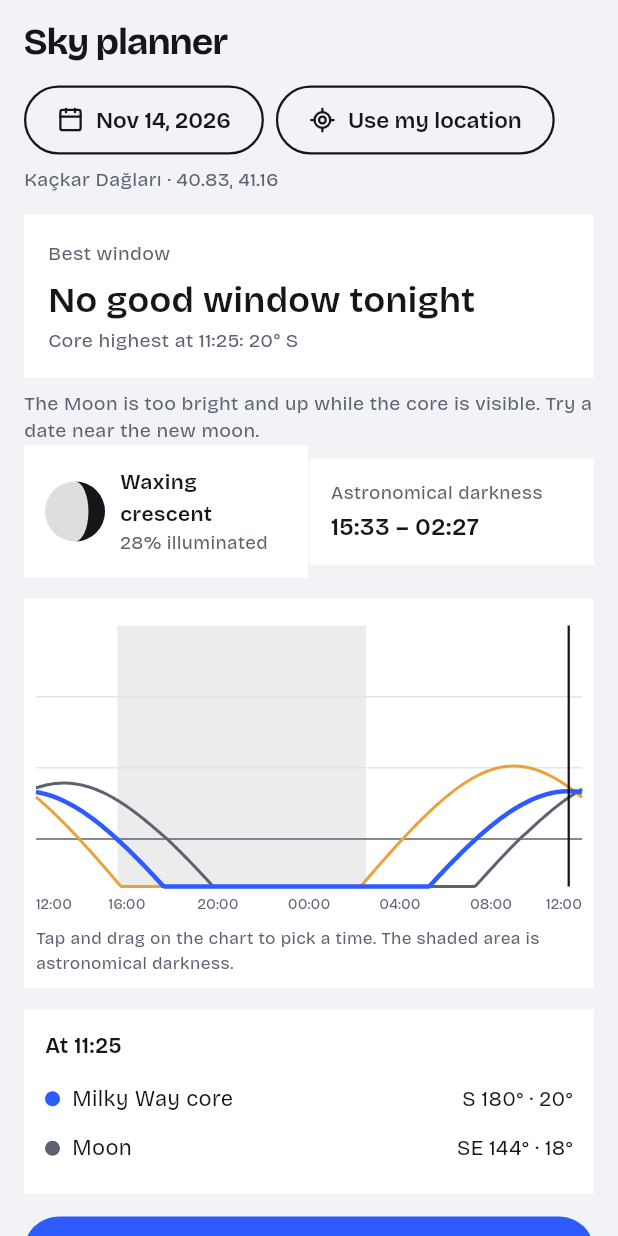
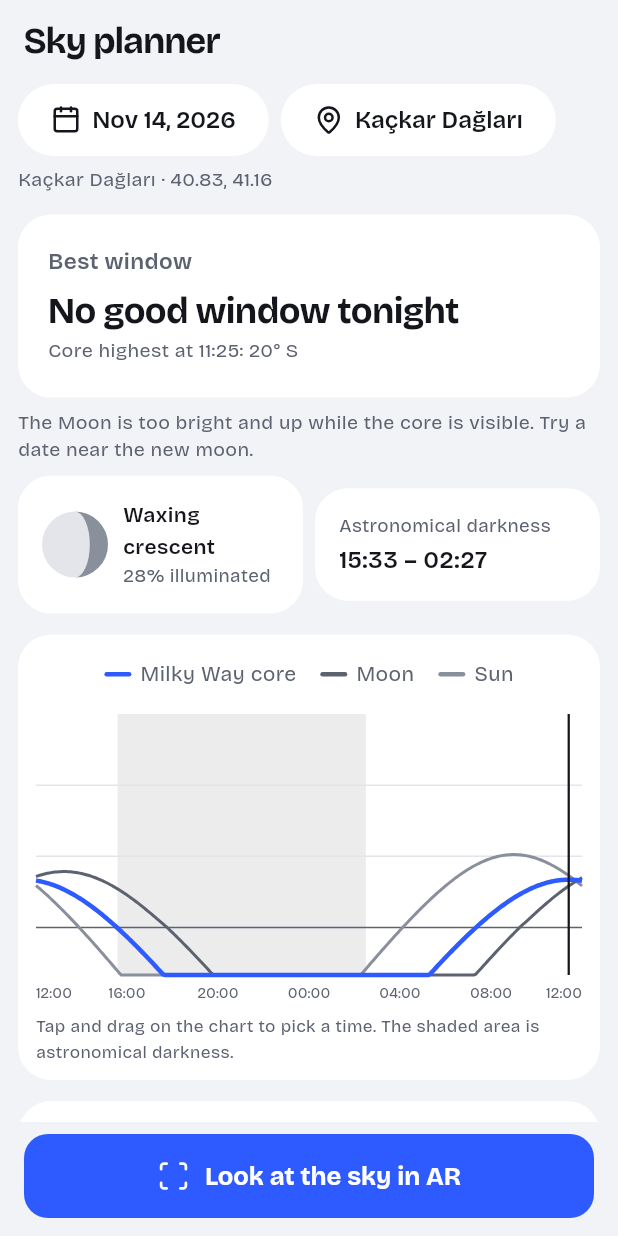
Before and after one commit to mbektas7/photomunity, a Flutter app: the PlannerScreen screen opened by its route, on a phone screen of 412 x 824 dp. Run offline on Flutter 3.47's test engine with Material 3 defaults, Android fonts, the phone set to English and light mode, and no system bars; our stand-ins replace cached_network_image, camera, dio, firebase_core, firebase_messaging, flutter_map and 11 more; missing offline and left inert: purchases_flutter; accounts and stored records are empty; network calls fail.

Commit message:
Mobil: gökyüzü planlayıcı (mobil-09) — tarih/yer hapları, accent en iyi pencere kartı, ay/karanlık kartları, açıklamalı grafik kartı, alt AR düğmesi
Co-Authored-By: Claude Opus 5.5 <noreply@anthropic.com>

```diff
--- a/fotografya-mobile/lib/screens/planner_screen.dart
+++ b/fotografya-mobile/lib/screens/planner_screen.dart
@@ -11,6 +11,7 @@ import '../core/astro.dart';
 import '../core/l10n.dart';
 import '../core/theme.dart';
 import '../state/providers.dart';
+import '../widgets/design.dart';
 
 class PlannerScreen extends ConsumerStatefulWidget {
   const PlannerScreen({super.key});
@@ -89,17 +90,35 @@ class _PlannerScreenState extends ConsumerState<PlannerScreen> {
     final moon = moonPosition(at.millisecondsSinceEpoch, _lat!, _lng!);
 
     return Scaffold(
-      appBar: AppBar(title: Text(t('planner.title'))),
+      appBar: AppBar(
+        title: Text(t('planner.title'), style: font(24, weight: 700, spacing: -0.7, color: p.ink)),
+      ),
+      bottomNavigationBar: SafeArea(
+        minimum: const EdgeInsets.fromLTRB(16, 8, 16, 12),
+        child: LargeButton(
+          label: t('planner.open_ar'),
+          icon: LucideIcons.scan,
+          onPressed: () => context.push(
+            '/planner/ar?lat=$_lat&lng=$_lng&date=${_date.millisecondsSinceEpoch}',
+          ),
+        ),
+      ),
       body: ListView(
-        padding: const EdgeInsets.fromLTRB(16, 0, 16, 40),
+        padding: const EdgeInsets.fromLTRB(12, 0, 12, 32),
         children: [
           Wrap(
             spacing: 8,
             runSpacing: 8,
             crossAxisAlignment: WrapCrossAlignment.center,
             children: [
-              OutlinedButton.icon(
-                icon: const Icon(LucideIcons.calendar, size: 18),
+              FilledButton.icon(
+                style: FilledButton.styleFrom(
+                  backgroundColor: p.surface,
+                  foregroundColor: p.ink,
+                  minimumSize: const Size(0, 48),
+                  textStyle: font(16, weight: 600),
+                ),
+                icon: const Icon(LucideIcons.calendar, size: 20),
                 label: Text(DateFormat.yMMMd(locale).format(_date)),
                 onPressed: () async {
                   final d = await showDatePicker(
@@ -114,9 +133,15 @@ class _PlannerScreenState extends ConsumerState<PlannerScreen> {
                   });
                 },
               ),
-              OutlinedButton.icon(
-                icon: const Icon(LucideIcons.locateFixed, size: 18),
-                label: Text(t('planner.use_location')),
+              FilledButton.icon(
+                style: FilledButton.styleFrom(
+                  backgroundColor: p.surface,
+                  foregroundColor: p.ink,
+                  minimumSize: const Size(0, 48),
+                  textStyle: font(16, weight: 600),
+                ),
+                icon: const Icon(LucideIcons.mapPin, size: 20),
+                label: Text(_label.isNotEmpty ? _label : t('planner.use_location')),
                 onPressed: _locate,
               ),
             ],
@@ -128,17 +153,21 @@ class _PlannerScreenState extends ConsumerState<PlannerScreen> {
           ),
           const SizedBox(height: 14),
           Container(
-            color: best != null ? p.ink : p.surface,
-            padding: const EdgeInsets.all(16),
+            padding: const EdgeInsets.fromLTRB(20, 20, 20, 22),
+            decoration: BoxDecoration(
+              color: best != null ? p.accent : p.surface,
+              borderRadius: BorderRadius.circular(Radii.card),
+            ),
             child: Column(
               crossAxisAlignment: CrossAxisAlignment.start,
               children: [
                 Text(
                   t('planner.best_window'),
                   style: font(
-                    13,
+                    15,
+                    weight: 600,
                     color: best != null
-                        ? p.surface.withValues(alpha: 0.7)
+                        ? p.accentInk.withValues(alpha: 0.85)
                         : p.inkMuted,
                   ),
                 ),
@@ -148,9 +177,11 @@ class _PlannerScreenState extends ConsumerState<PlannerScreen> {
                       ? '${tm(best.start)} – ${tm(best.end)}'
                       : t('planner.no_window'),
                   style: font(
-                    24,
-                    weight: 600,
-                    color: best != null ? p.surface : p.ink,
+                    best != null ? 40 : 24,
+                    weight: 700,
+                    spacing: best != null ? -1.4 : -0.4,
+                    color: best != null ? p.accentInk : p.ink,
+                    tabular: true,
                   ),
                 ),
                 if (plan.coreTransit != null)
@@ -163,7 +194,7 @@ class _PlannerScreenState extends ConsumerState<PlannerScreen> {
                     style: font(
                       13,
                       color: best != null
-                          ? p.surface.withValues(alpha: 0.7)
+                          ? p.accentInk.withValues(alpha: 0.85)
                           : p.inkMuted,
                     ),
                   ),
@@ -182,21 +213,22 @@ class _PlannerScreenState extends ConsumerState<PlannerScreen> {
                 style: font(13, height: 1.4, color: p.inkMuted),
               ),
             ),
-          const SizedBox(height: 1),
+          const SizedBox(height: Space.s2),
           Row(
             children: [
               Expanded(
                 child: Container(
-                  color: p.surface,
-                  padding: const EdgeInsets.all(14),
+                  padding: const EdgeInsets.all(Space.s4),
+                  decoration: BoxDecoration(color: p.surface, borderRadius: BorderRadius.circular(Radii.card)),
                   child: Row(
                     children: [
                       CustomPaint(
-                        size: const Size(40, 40),
+                        size: const Size(44, 44),
                         painter: _MoonPainter(
                           plan.phase,
                           plan.illumination,
-                          p.ink,
+                          p.inkSubtle,
+                          p.line,
                         ),
                       ),
                       const SizedBox(width: 10),
@@ -221,11 +253,11 @@ class _PlannerScreenState extends ConsumerState<PlannerScreen> {
                   ),
                 ),
               ),
-              const SizedBox(width: 1),
+              const SizedBox(width: Space.s2),
               Expanded(
                 child: Container(
-                  color: p.surface,
-                  padding: const EdgeInsets.all(14),
+                  padding: const EdgeInsets.all(Space.s4),
+                  decoration: BoxDecoration(color: p.surface, borderRadius: BorderRadius.circular(Radii.card)),
                   child: Column(
                     crossAxisAlignment: CrossAxisAlignment.start,
                     children: [
@@ -248,10 +280,31 @@ class _PlannerScreenState extends ConsumerState<PlannerScreen> {
           ),
           const SizedBox(height: 14),
           Container(
-            color: p.surface,
-            padding: const EdgeInsets.fromLTRB(8, 12, 8, 8),
+            padding: const EdgeInsets.fromLTRB(12, 16, 12, 10),
+            decoration: BoxDecoration(color: p.surface, borderRadius: BorderRadius.circular(Radii.card)),
             child: Column(
               children: [
+                Padding(
+                  padding: const EdgeInsets.fromLTRB(4, 0, 4, 10),
+                  child: Wrap(
+                    spacing: 16,
+                    children: [
+                      for (final (name, color) in [
+                        (t('planner.core'), p.accent),
+                        (t('planner.moon'), p.inkMuted),
+                        (t('planner.sun'), p.inkSubtle),
+                      ])
+                        Row(
+                          mainAxisSize: MainAxisSize.min,
+                          children: [
+                            Container(width: 18, height: 3, decoration: ShapeDecoration(color: color, shape: const StadiumBorder())),
+                            const SizedBox(width: 6),
+                            Text(name, style: font(14, color: p.inkMuted)),
+                          ],
+                        ),
+                    ],
+                  ),
+                ),
                 GestureDetector(
                   onPanDown: (d) => _pick(d.localPosition.dx, context, plan),
                   onPanUpdate: (d) => _pick(d.localPosition.dx, context, plan),
@@ -272,8 +325,8 @@ class _PlannerScreenState extends ConsumerState<PlannerScreen> {
           ),
           const SizedBox(height: 14),
           Container(
-            color: p.surface,
-            padding: const EdgeInsets.all(14),
+            padding: const EdgeInsets.all(Space.s4),
+            decoration: BoxDecoration(color: p.surface, borderRadius: BorderRadius.circular(Radii.card)),
             child: Column(
               crossAxisAlignment: CrossAxisAlignment.start,
               children: [
@@ -315,17 +368,10 @@ class _PlannerScreenState extends ConsumerState<PlannerScreen> {
             ),
           ),
           const SizedBox(height: 14),
-          FilledButton.icon(
-            onPressed: () => context.push(
-              '/planner/ar?lat=$_lat&lng=$_lng&date=${_date.millisecondsSinceEpoch}',
-            ),
-            icon: const Icon(LucideIcons.scan),
-            label: Text(t('planner.open_ar')),
-          ),
           const SizedBox(height: 14),
           Wrap(
-            spacing: 1,
-            runSpacing: 1,
+            spacing: Space.s2,
+            runSpacing: Space.s2,
             children: [
               for (final (k, v) in [
                 ('sunset', plan.sunset),
@@ -338,10 +384,10 @@ class _PlannerScreenState extends ConsumerState<PlannerScreen> {
                 ('dawn', plan.dawnAstro),
               ])
                 SizedBox(
-                  width: (MediaQuery.sizeOf(context).width - 33) / 2,
+                  width: (MediaQuery.sizeOf(context).width - 24 - Space.s2) / 2,
                   child: Container(
-                    color: p.surface,
-                    padding: const EdgeInsets.all(12),
+                    padding: const EdgeInsets.all(14),
+                    decoration: BoxDecoration(color: p.surface, borderRadius: BorderRadius.circular(Radii.box)),
                     child: Column(
                       crossAxisAlignment: CrossAxisAlignment.start,
                       children: [
@@ -379,15 +425,15 @@ class _PlannerScreenState extends ConsumerState<PlannerScreen> {
 }
 
 class _MoonPainter extends CustomPainter {
-  _MoonPainter(this.phase, this.fraction, this.color);
+  _MoonPainter(this.phase, this.fraction, this.color, this.base);
   final double phase, fraction;
-  final Color color;
+  final Color color, base;
 
   @override
   void paint(Canvas canvas, Size size) {
     final r = size.width / 2;
     final c = Offset(r, r);
-    canvas.drawCircle(c, r, Paint()..color = color.withValues(alpha: 0.14));
+    canvas.drawCircle(c, r, Paint()..color = base);
     final waxing = phase < 0.5;
     final k = 1 - 2 * fraction;
     final path = Path()..moveTo(r, 0);
@@ -483,7 +529,7 @@ class _ChartPainter extends CustomPainter {
       );
     }
 
-    curve((v) => v.sun.alt, const Color(0xFFE8A33D), 2);
+    curve((v) => v.sun.alt, p.inkSubtle, 2);
     curve((v) => v.moon.alt, p.inkMuted, 2);
     curve((v) => v.core.alt, p.accent, 3);
     final ax = x(at.millisecondsSinceEpoch);
```
